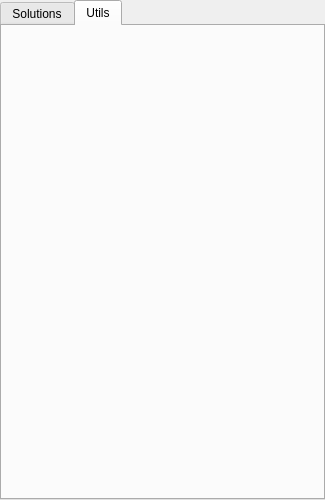
Above: esa/maya/python/tool/rig/rigManager.ui from esernaalonso/dev before the change. Below: the same form after it.
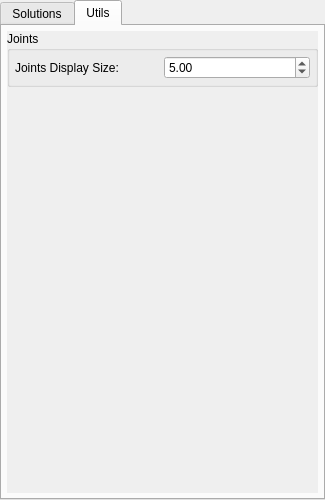
That is the form after the change. The open tabs and pages were chosen to show the change.

The edit to the form file:
```diff
--- a/esa/maya/python/tool/rig/rigManager.ui
+++ b/esa/maya/python/tool/rig/rigManager.ui
@@ -494,6 +494,107 @@
       <attribute name="title">
        <string>Utils</string>
       </attribute>
+      <layout class="QGridLayout" name="gridLayout_7">
+       <property name="margin">
+        <number>5</number>
+       </property>
+       <property name="spacing">
+        <number>3</number>
+       </property>
+       <item row="0" column="0">
+        <widget class="QScrollArea" name="sc_utils">
+         <property name="frameShape">
+          <enum>QFrame::NoFrame</enum>
+         </property>
+         <property name="widgetResizable">
+          <bool>true</bool>
+         </property>
+         <widget class="QWidget" name="scrollAreaWidgetContents_2">
+          <property name="geometry">
+           <rect>
+            <x>0</x>
+            <y>0</y>
+            <width>309</width>
+            <height>464</height>
+           </rect>
+          </property>
+          <layout class="QGridLayout" name="gridLayout_9">
+           <property name="margin">
+            <number>0</number>
+           </property>
+           <property name="spacing">
+            <number>0</number>
+           </property>
+           <item row="0" column="0">
+            <layout class="QVBoxLayout" name="verticalLayout_3">
+             <property name="spacing">
+              <number>3</number>
+             </property>
+             <item>
+              <widget class="QGroupBox" name="gb_joints">
+               <property name="title">
+                <string>Joints</string>
+               </property>
+               <layout class="QGridLayout" name="gridLayout_8">
+                <property name="margin">
+                 <number>5</number>
+                </property>
+                <property name="spacing">
+                 <number>3</number>
+                </property>
+                <item row="0" column="0">
+                 <layout class="QHBoxLayout" name="horizontalLayout">
+                  <property name="spacing">
+                   <number>3</number>
+                  </property>
+                  <item>
+                   <widget class="QLabel" name="lb_joints_display_size">
+                    <property name="text">
+                     <string>Joints Display Size:</string>
+                    </property>
+                   </widget>
+                  </item>
+                  <item>
+                   <widget class="QDoubleSpinBox" name="dsp_joints_display_size">
+                    <property name="minimum">
+                     <double>0.100000000000000</double>
+                    </property>
+                    <property name="maximum">
+                     <double>100000.000000000000000</double>
+                    </property>
+                    <property name="singleStep">
+                     <double>0.100000000000000</double>
+                    </property>
+                    <property name="value">
+                     <double>5.000000000000000</double>
+                    </property>
+                   </widget>
+                  </item>
+                 </layout>
+                </item>
+               </layout>
+              </widget>
+             </item>
+             <item>
+              <spacer name="verticalSpacer">
+               <property name="orientation">
+                <enum>Qt::Vertical</enum>
+               </property>
+               <property name="sizeHint" stdset="0">
+                <size>
+                 <width>20</width>
+                 <height>208</height>
+                </size>
+               </property>
+              </spacer>
+             </item>
+            </layout>
+           </item>
+          </layout>
+         </widget>
+        </widget>
+       </item>
+      </layout>
      </widget>
     </widget>
    </item>
```
Left out of the diff: 8 changed lines with no effect on the pictures.
